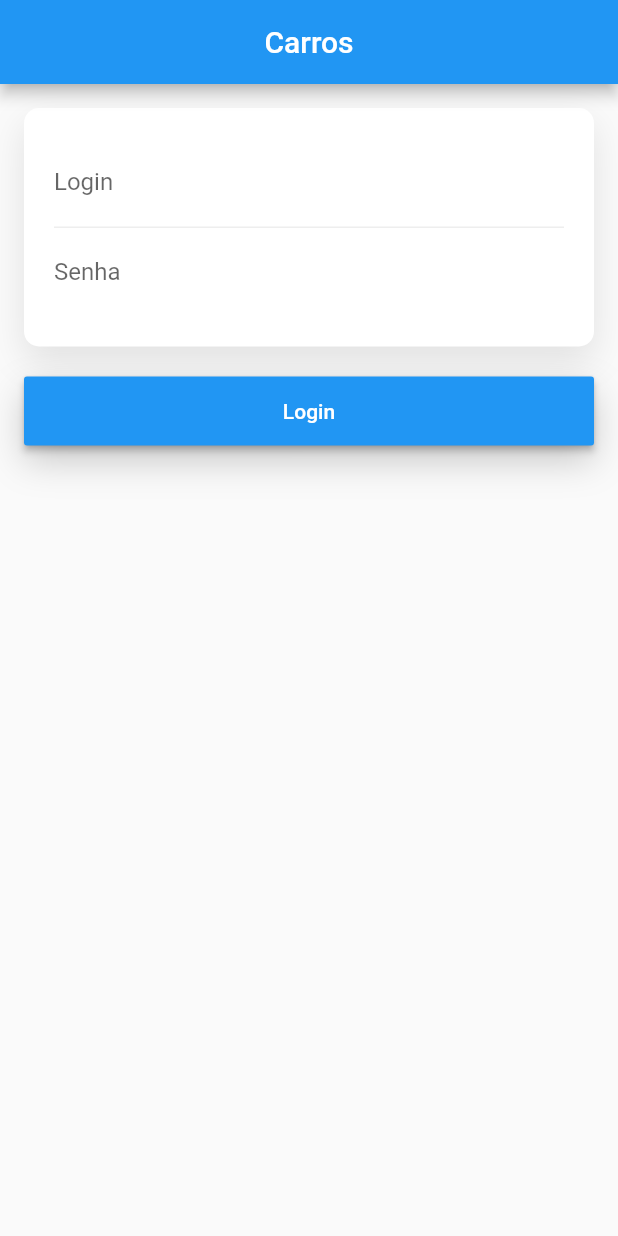
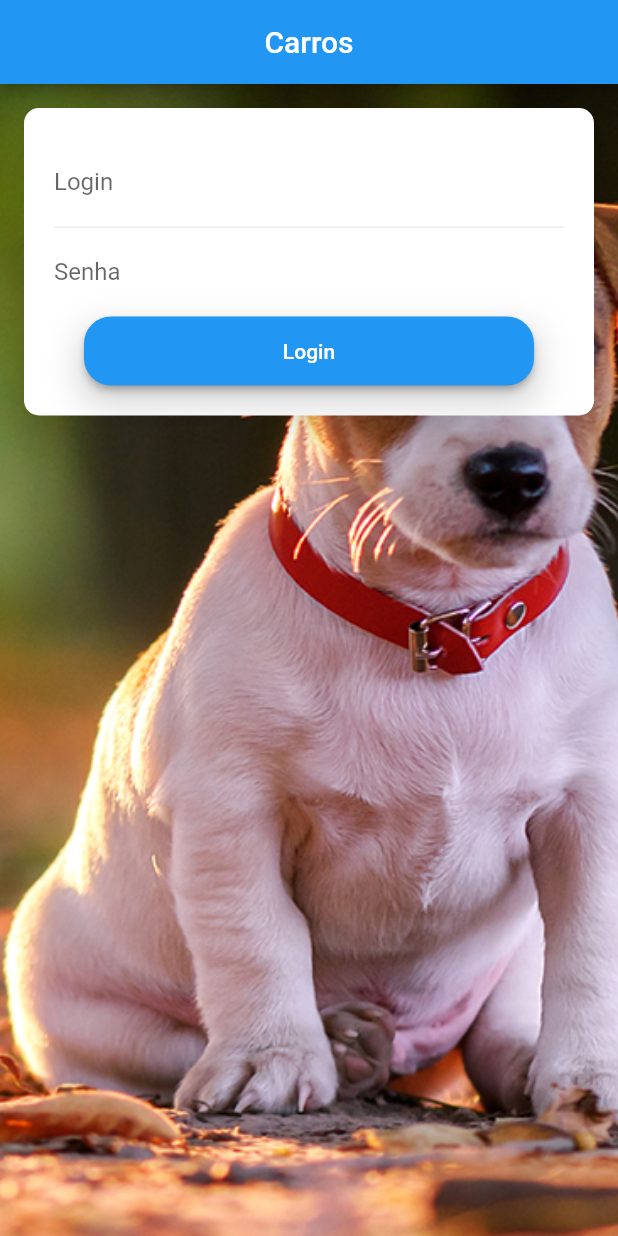
Before and after one commit to Snaek7/Flutter-Car-Store, a Flutter app: the screen it shows after launch, on a phone screen of 412 x 824 dp. Run offline on Flutter 3.47's test engine with Material 2 defaults, Android fonts, the light colour scheme and no system bars; our stand-ins replace flare_flutter.

Commit message:
dog background

```diff
--- a/lib/pages/login_page.dart
+++ b/lib/pages/login_page.dart
@@ -6,6 +6,7 @@ import 'package:first_app/utils/nav.dart';
 import 'package:first_app/widgets/alert.dart';
 import 'package:first_app/widgets/app_button.dart';
 import 'package:first_app/widgets/app_formText.dart';
+import 'package:flare_flutter/flare_actor.dart';
 import 'package:flutter/material.dart';
 
 class LoginPage extends StatefulWidget {
@@ -39,7 +40,8 @@ class _LoginPageState extends State<LoginPage> {
   }
 
   _body() {
-    return Form(
+    return Container(
+      child: Form(
         key: _formKey,
         child: Container(
           padding: EdgeInsets.all(16),
@@ -83,9 +85,6 @@ class _LoginPageState extends State<LoginPage> {
                           focusNode: _focusPassword,
                         ),
                       ),
-                  ],
-                )),
-            SizedBox(height: 20),
                       Container(
                         decoration: BoxDecoration(boxShadow: [
                           BoxShadow(
@@ -94,9 +93,20 @@ class _LoginPageState extends State<LoginPage> {
                               offset: Offset(0, 10))
                         ]),
                         height: 46,
+                        width: 300,
                         child: AppButton('Login', onPressed: _onClickLogin),
                       ),
                     ],
+                  )),
+              SizedBox(height: 20),
+            ],
+          ),
+        ),
+      ),
+      decoration: BoxDecoration(
+        image: DecorationImage(
+          image: new AssetImage("assets/images/dog1.png"),
+          fit: BoxFit.cover,
         ),
       ),
     );
--- a/lib/widgets/app_button.dart
+++ b/lib/widgets/app_button.dart
@@ -10,6 +10,7 @@ class AppButton extends StatelessWidget {
   Widget build(BuildContext context) {
     return RaisedButton(
       color: Colors.blue,
+      shape: RoundedRectangleBorder(borderRadius: BorderRadius.circular(18.0)),
       child: Text(
         text,
         style: TextStyle(color: Colors.white),
--- a/pubspec.yaml
+++ b/pubspec.yaml
@@ -21,6 +21,7 @@ dependencies:
     sdk: flutter
 
   http: ^0.12.0+2
+  flare_flutter: ^2.0.3
 
   # The following adds the Cupertino Icons font to your application.
   # Use with the CupertinoIcons class for iOS style icons.
@@ -43,6 +44,7 @@ flutter:
   # To add assets to your application, add an assets section, like this:
   assets:
     - assets/images/
+    - assets/animations/
   #  - images/a_dot_ham.jpeg
   # An image asset can refer to one or more resolution-specific "variants", see
   # https://flutter.dev/assets-and-images/#resolution-aware.
```
Also changed, not shown: lib/pages/home_page.dart (+3 -6 lines), lib/widgets/app_formText.dart (+7 -2 lines), pubspec.lock, 1 other file. Lines whose indentation alone changed are shown as unchanged.
